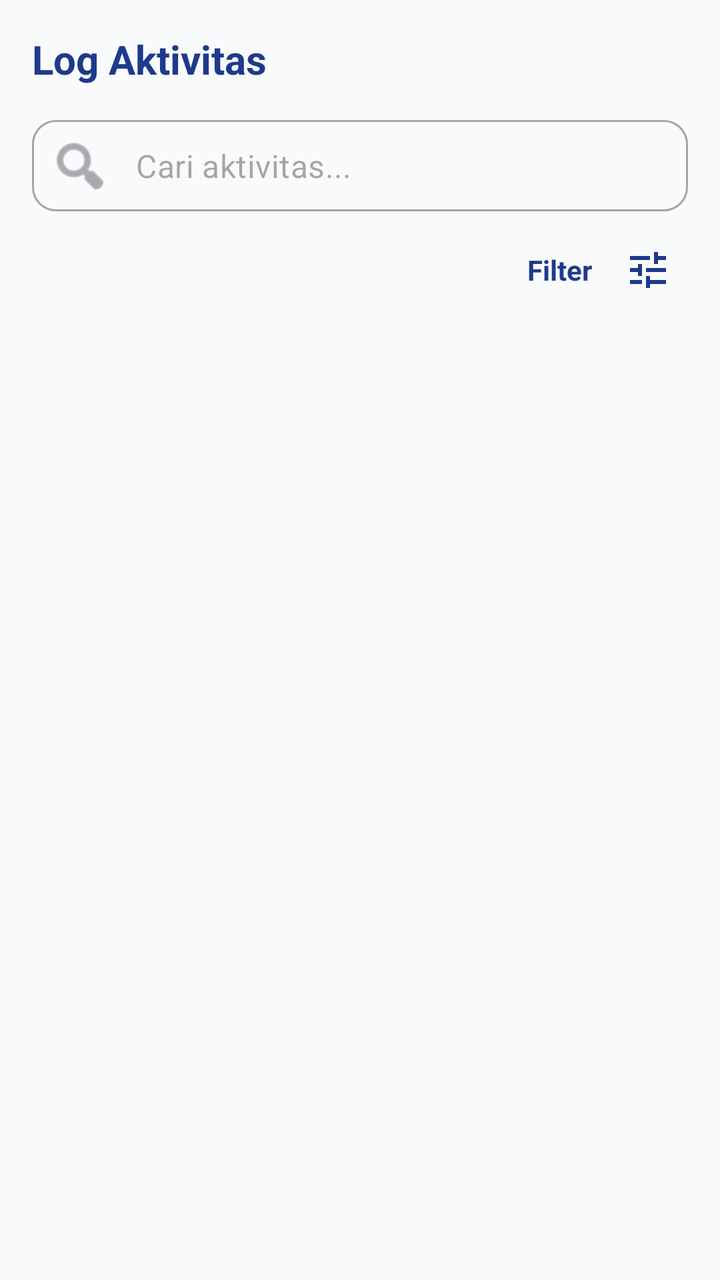
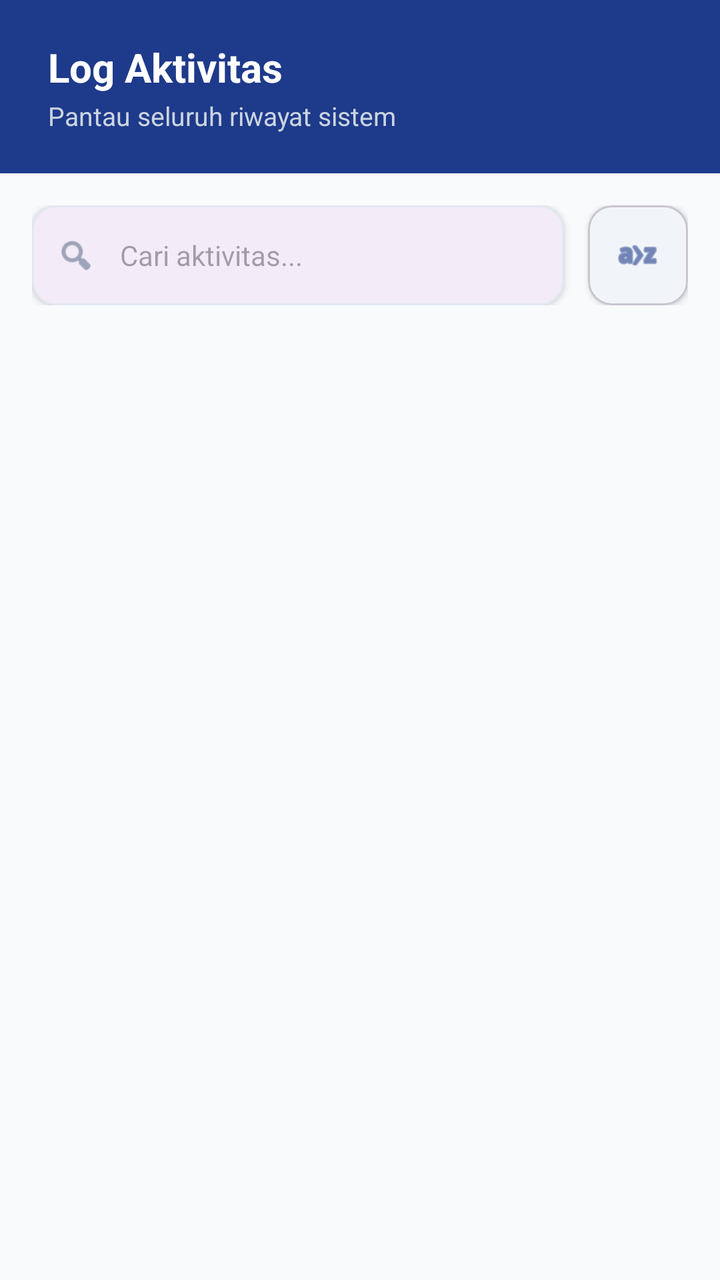

Two renders of the same Android screen: before a commit and after it. Below are the layout's source before the change and the commit's diff.
<!-- AndroidManifest.xml: application theme Theme.Mondu -->
<!-- res/layout/fragment_log_aktivitas.xml -->
<?xml version="1.0" encoding="utf-8"?>
<FrameLayout xmlns:android="http://schemas.android.com/apk/res/android"
    xmlns:app="http://schemas.android.com/apk/res-auto"
    xmlns:tools="http://schemas.android.com/tools"
    android:layout_width="match_parent"
    android:layout_height="match_parent"
    android:background="#F8FAFC"
    tools:context=".LogAktivitasFragment">

    <RelativeLayout
        android:layout_width="match_parent"
        android:layout_height="match_parent"
        android:padding="16dp">

        
        <TextView
            android:id="@+id/tvTitleLogs"
            android:layout_width="wrap_content"
            android:layout_height="wrap_content"
            android:layout_marginBottom="16dp"
            android:text="Log Aktivitas"
            android:textColor="#1E3A8A"
            android:textSize="20sp"
            android:textStyle="bold" />

        
        <com.google.android.material.textfield.TextInputLayout
            android:id="@+id/searchLayoutLogs"
            style="@style/Widget.MaterialComponents.TextInputLayout.OutlinedBox"
            android:layout_width="match_parent"
            android:layout_height="wrap_content"
            android:layout_below="@id/tvTitleLogs"
            android:layout_marginBottom="8dp"
            app:boxCornerRadiusBottomEnd="12dp"
            app:boxCornerRadiusBottomStart="12dp"
            app:boxCornerRadiusTopEnd="12dp"
            app:boxCornerRadiusTopStart="12dp"
            app:hintEnabled="false"
            app:startIconDrawable="@android:drawable/ic_menu_search">

            <com.google.android.material.textfield.TextInputEditText
                android:id="@+id/etSearchLogs"
                android:layout_width="match_parent"
                android:layout_height="wrap_content"
                android:hint="Cari aktivitas..."
                android:inputType="text"
                android:padding="12dp" />
        </com.google.android.material.textfield.TextInputLayout>

        
        <LinearLayout
            android:id="@+id/filterLayoutLogs"
            android:layout_width="wrap_content"
            android:layout_height="wrap_content"
            android:layout_below="@id/searchLayoutLogs"
            android:layout_alignParentEnd="true"
            android:layout_marginBottom="8dp"
            android:gravity="center_vertical"
            android:orientation="horizontal">

            <TextView
                android:layout_width="wrap_content"
                android:layout_height="wrap_content"
                android:layout_marginEnd="8dp"
                android:text="Filter"
                android:textColor="#1E3A8A"
                android:textStyle="bold" />

            <ImageButton
                android:id="@+id/btnFilterLogs"
                android:layout_width="40dp"
                android:layout_height="40dp"
                android:background="?attr/selectableItemBackgroundBorderless"
                android:contentDescription="Filter"
                android:src="@drawable/ic_filter_tune"
                app:tint="#1E3A8A" />
        </LinearLayout>

        
        <androidx.recyclerview.widget.RecyclerView
            android:id="@+id/rvLogs"
            android:layout_width="match_parent"
            android:layout_height="match_parent"
            android:layout_below="@id/filterLayoutLogs"
            android:clipToPadding="false"
            android:paddingBottom="16dp" />

    </RelativeLayout>
</FrameLayout>
<!-- resources referenced by this layout -->
<resources>
  <!-- drawable ic_filter_tune (drawable) -->
  <vector xmlns:android="http://schemas.android.com/apk/res/android"
      android:width="24dp"
      android:height="24dp"
      android:viewportWidth="24"
      android:viewportHeight="24">
      <path
          android:fillColor="#FF000000"
          android:pathData="M3,17v2h6v-2H3zM3,5v2h10V5H3zM13,21v-2h8v-2h-8v-2h-2v6H13zM7,9v2H3v2h4v2h2V9H7zM21,13v-2H11v2H21zM15,9h2V7h4V5h-4V3h-2V9z" />
  </vector>
  <style name="Theme.Mondu" parent="Base.Theme.Mondu" />
  <style name="Base.Theme.Mondu" parent="Theme.Material3.DayNight.NoActionBar">
          
          
      </style>
</resources>

<!-- the commit's change to res/layout/fragment_log_aktivitas.xml (unified diff, before → after) -->
@@ -1,89 +1,195 @@
 <?xml version="1.0" encoding="utf-8"?>
-<FrameLayout xmlns:android="http://schemas.android.com/apk/res/android"
+<LinearLayout xmlns:android="http://schemas.android.com/apk/res/android"
     xmlns:app="http://schemas.android.com/apk/res-auto"
     xmlns:tools="http://schemas.android.com/tools"
     android:layout_width="match_parent"
     android:layout_height="match_parent"
-    android:background="#F8FAFC"
+    android:background="@color/bg_main"
+    android:orientation="vertical"
     tools:context=".LogAktivitasFragment">
 
+    
     <RelativeLayout
         android:layout_width="match_parent"
-        android:layout_height="match_parent"
-        android:padding="16dp">
+        android:layout_height="wrap_content"
+        android:background="@color/mondu_blue_primary"
+        android:paddingHorizontal="24dp"
+        android:paddingVertical="20dp">
 
-        
-        <TextView
-            android:id="@+id/tvTitleLogs"
+        <LinearLayout
             android:layout_width="wrap_content"
             android:layout_height="wrap_content"
-            android:layout_marginBottom="16dp"
-            android:text="Log Aktivitas"
-            android:textColor="#1E3A8A"
-            android:textSize="20sp"
-            android:textStyle="bold" />
-
-        
-        <com.google.android.material.textfield.TextInputLayout
-            android:id="@+id/searchLayoutLogs"
-            style="@style/Widget.MaterialComponents.TextInputLayout.OutlinedBox"
-            android:layout_width="match_parent"
-            android:layout_height="wrap_content"
-            android:layout_below="@id/tvTitleLogs"
-            android:layout_marginBottom="8dp"
-            app:boxCornerRadiusBottomEnd="12dp"
-            app:boxCornerRadiusBottomStart="12dp"
-            app:boxCornerRadiusTopEnd="12dp"
-            app:boxCornerRadiusTopStart="12dp"
-            app:hintEnabled="false"
-            app:startIconDrawable="@android:drawable/ic_menu_search">
-
-            <com.google.android.material.textfield.TextInputEditText
-                android:id="@+id/etSearchLogs"
-                android:layout_width="match_parent"
-                android:layout_height="wrap_content"
-                android:hint="Cari aktivitas..."
-                android:inputType="text"
-                android:padding="12dp" />
-        </com.google.android.material.textfield.TextInputLayout>
-
-        
-        <LinearLayout
-            android:id="@+id/filterLayoutLogs"
-            android:layout_width="wrap_content"
-            android:layout_height="wrap_content"
-            android:layout_below="@id/searchLayoutLogs"
-            android:layout_alignParentEnd="true"
-            android:layout_marginBottom="8dp"
-            android:gravity="center_vertical"
-            android:orientation="horizontal">
+            android:orientation="vertical">
 
             <TextView
                 android:layout_width="wrap_content"
                 android:layout_height="wrap_content"
-                android:layout_marginEnd="8dp"
-                android:text="Filter"
-                android:textColor="#1E3A8A"
+                android:text="Log Aktivitas"
+                android:textColor="@color/white"
+                android:textSize="20sp"
                 android:textStyle="bold" />
 
-            <ImageButton
+            <TextView
+                android:layout_width="wrap_content"
+                android:layout_height="wrap_content"
+                android:layout_marginTop="2dp"
+                android:text="Pantau seluruh riwayat sistem"
+                android:textColor="@color/text_light"
+                android:textSize="13sp" />
+        </LinearLayout>
+    </RelativeLayout>
+
+    <LinearLayout
+        android:layout_width="match_parent"
+        android:layout_height="match_parent"
+        android:orientation="vertical"
+        android:padding="16dp">
+
+        
+        <LinearLayout
+            android:layout_width="match_parent"
+            android:layout_height="wrap_content"
+            android:orientation="horizontal"
+            android:gravity="center_vertical"
+            android:layout_marginBottom="16dp">
+
+            <com.google.android.material.card.MaterialCardView
+                android:layout_width="0dp"
+                android:layout_height="50dp"
+                android:layout_weight="1"
+                app:cardCornerRadius="12dp"
+                app:cardElevation="2dp"
+                app:strokeWidth="1dp"
+                app:strokeColor="@color/border_color">
+
+                <LinearLayout
+                    android:layout_width="match_parent"
+                    android:layout_height="match_parent"
+                    android:gravity="center_vertical"
+                    android:paddingHorizontal="12dp">
+
+                    <ImageView
+                        android:layout_width="20dp"
+                        android:layout_height="20dp"
+                        android:src="@android:drawable/ic_menu_search"
+                        app:tint="@color/text_muted" />
+
+                    <com.google.android.material.textfield.TextInputEditText
+                        android:id="@+id/etSearchLogs"
+                        android:layout_width="match_parent"
+                        android:layout_height="match_parent"
+                        android:background="@null"
+                        android:hint="Cari aktivitas..."
+                        android:paddingStart="12dp"
+                        android:textSize="14sp" />
+                </LinearLayout>
+            </com.google.android.material.card.MaterialCardView>
+
+            <com.google.android.material.card.MaterialCardView
                 android:id="@+id/btnFilterLogs"
-                android:layout_width="40dp"
-                android:layout_height="40dp"
-                android:background="?attr/selectableItemBackgroundBorderless"
-                android:contentDescription="Filter"
-                android:src="@drawable/ic_filter_tune"
-                app:tint="#1E3A8A" />
+                android:layout_width="50dp"
+                android:layout_height="50dp"
+                android:layout_marginStart="12dp"
+                app:cardCornerRadius="12dp"
+                app:cardElevation="2dp"
+                app:cardBackgroundColor="@color/divider_color"
+                android:clickable="true"
+                android:focusable="true"
+                android:foreground="?attr/selectableItemBackground">
+                <ImageView
+                    android:layout_width="match_parent"
+                    android:layout_height="match_parent"
+                    android:padding="12dp"
+                    android:src="@android:drawable/ic_menu_sort_alphabetically"
+                    app:tint="@color/mondu_blue_primary" />
+            </com.google.android.material.card.MaterialCardView>
         </LinearLayout>
 
-        
         <androidx.recyclerview.widget.RecyclerView
             android:id="@+id/rvLogs"
             android:layout_width="match_parent"
             android:layout_height="match_parent"
-            android:layout_below="@id/filterLayoutLogs"
             android:clipToPadding="false"
-            android:paddingBottom="16dp" />
+            tools:listitem="@layout/item_log" />
+    </LinearLayout>
+</LinearLayout>
+<!-- res/layout/item_log.xml (included above) -->
+<?xml version="1.0" encoding="utf-8"?>
+<com.google.android.material.card.MaterialCardView xmlns:android="http://schemas.android.com/apk/res/android"
+    xmlns:app="http://schemas.android.com/apk/res-auto"
+    android:layout_width="match_parent"
+    android:layout_height="wrap_content"
+    android:layout_marginHorizontal="16dp"
+    android:layout_marginVertical="6dp"
+    app:cardCornerRadius="16dp"
+    app:cardElevation="2dp"
+    app:strokeWidth="1dp"
+    app:strokeColor="#F1F5F9"
+    android:clickable="true"
+    android:focusable="true"
+    android:foreground="?attr/selectableItemBackground">
 
-    </RelativeLayout>
-</FrameLayout>
+    <LinearLayout
+        android:layout_width="match_parent"
+        android:layout_height="wrap_content"
+        android:gravity="center_vertical"
+        android:orientation="horizontal"
+        android:padding="16dp">
+
+        
+        <com.google.android.material.card.MaterialCardView
+            android:id="@+id/cvLogIcon"
+            android:layout_width="45dp"
+            android:layout_height="45dp"
+            app:cardCornerRadius="12dp"
+            app:cardElevation="0dp"
+            app:cardBackgroundColor="#F1F5F9">
+
+            <ImageView
+                android:id="@+id/ivLogIcon"
+                android:layout_width="match_parent"
+                android:layout_height="match_parent"
+                android:padding="10dp"
+                android:src="@android:drawable/ic_menu_info_details"
+                app:tint="#1E3A8A" />
+        </com.google.android.material.card.MaterialCardView>
+
+        <LinearLayout
+            android:layout_width="0dp"
+            android:layout_height="wrap_content"
+            android:layout_marginStart="16dp"
+            android:layout_weight="1"
+            android:orientation="vertical">
+
+            <TextView
+                android:id="@+id/tvLogTitle"
+                android:layout_width="wrap_content"
+                android:layout_height="wrap_content"
+                android:text="Aksi Log"
+                android:textColor="#1E293B"
+                android:textSize="15sp"
+                android:textStyle="bold"
+                android:ellipsize="end"
+                android:maxLines="1" />
+
+            <TextView
+                android:id="@+id/tvLogDescription"
+                android:layout_width="wrap_content"
+                android:layout_height="wrap_content"
+                android:text="Nama User • Role"
+                android:textColor="#64748B"
+                android:textSize="13sp"
+                android:layout_marginTop="2dp" />
+        </LinearLayout>
+
+        <TextView
+            android:id="@+id/tvLogTime"
+            android:layout_width="wrap_content"
+            android:layout_height="wrap_content"
+            android:text="10:00"
+            android:textColor="#94A3B8"
+            android:textSize="11sp"
+            android:layout_marginStart="8dp" />
+
+    </LinearLayout>
+</com.google.android.material.card.MaterialCardView>
<!-- resource entries referenced after the edit -->
@@ -1,15 +1,12 @@
 <!-- resources referenced by this layout -->
 <resources>
-  <!-- drawable ic_filter_tune (drawable) -->
-  <vector xmlns:android="http://schemas.android.com/apk/res/android"
-      android:width="24dp"
-      android:height="24dp"
-      android:viewportWidth="24"
-      android:viewportHeight="24">
-      <path
-          android:fillColor="#FF000000"
-          android:pathData="M3,17v2h6v-2H3zM3,5v2h10V5H3zM13,21v-2h8v-2h-8v-2h-2v6H13zM7,9v2H3v2h4v2h2V9H7zM21,13v-2H11v2H21zM15,9h2V7h4V5h-4V3h-2V9z" />
-  </vector>
+  <color name="bg_main">#F8FAFC</color>
+  <color name="border_color">#E2E8F0</color>
+  <color name="divider_color">#F1F5F9</color>
+  <color name="mondu_blue_primary">#1E3A8A</color>
+  <color name="text_light">#CBD5E1</color>
+  <color name="text_muted">#64748B</color>
+  <color name="white">#FFFFFFFF</color>
   <style name="Theme.Mondu" parent="Base.Theme.Mondu" />
   <style name="Base.Theme.Mondu" parent="Theme.Material3.DayNight.NoActionBar">
           
